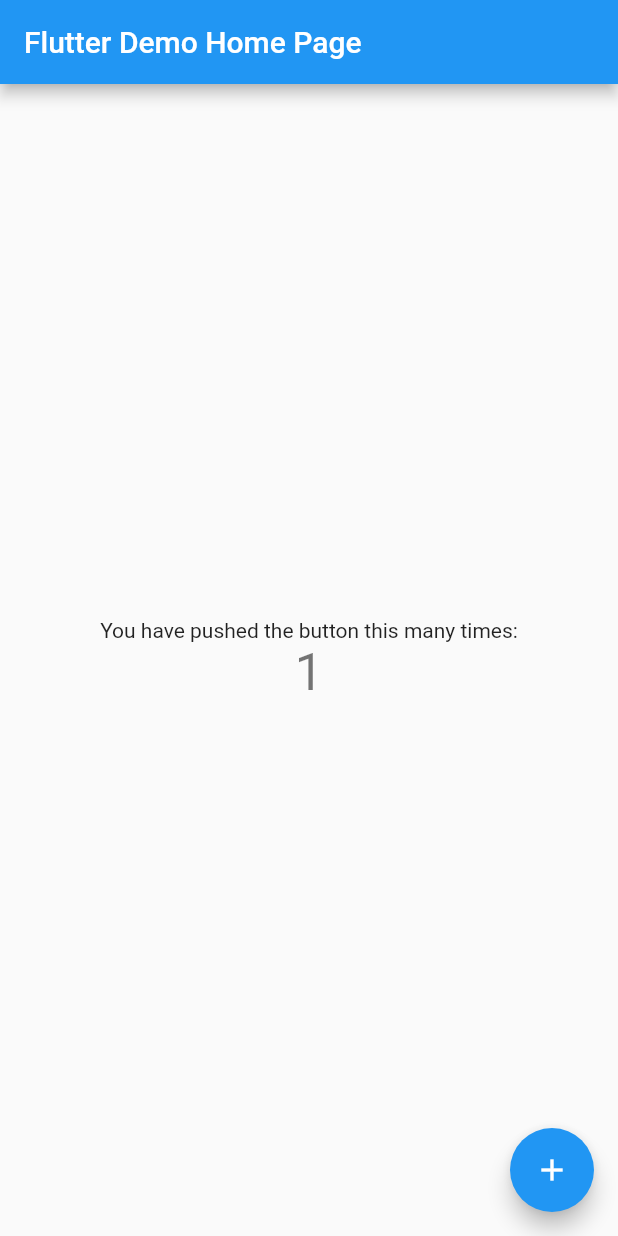
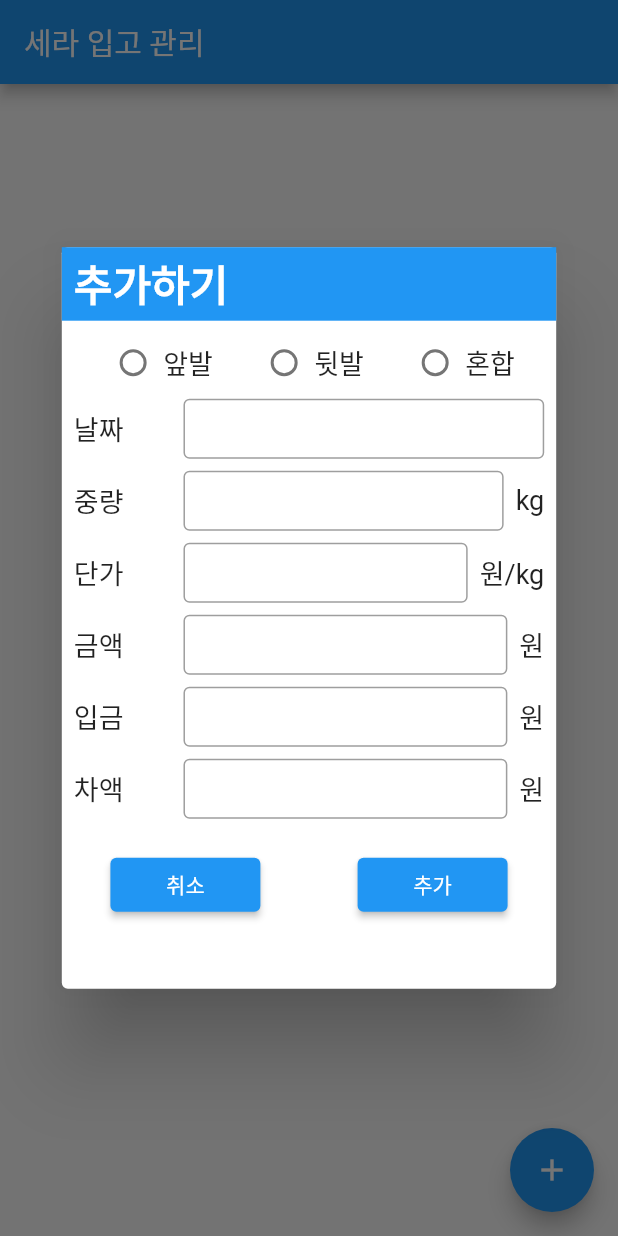
Before and after one commit to mbkim95/jokbal_manager_flutter, a Flutter app: the screen it shows after launch, after a tap on the "add" icon, on a phone screen of 412 x 824 dp. Run offline on Flutter 3.47's test engine with Material 2 defaults, Android fonts, the phone set to English and light mode, and no system bars.

Commit message:
다이얼로그 템플릿 구현

```diff
--- a/lib/main.dart
+++ b/lib/main.dart
@@ -10,11 +10,12 @@ class MyApp extends StatelessWidget {
   @override
   Widget build(BuildContext context) {
     return MaterialApp(
-      title: 'Flutter Demo',
+      title: 'Jokbal Manager',
+      debugShowCheckedModeBanner: false,
       theme: ThemeData(
         primarySwatch: Colors.blue,
       ),
-      home: const MyHomePage(title: 'Flutter Demo Home Page'),
+      home: const MyHomePage(title: '세라 입고 관리'),
     );
   }
 }
@@ -29,13 +30,7 @@ class MyHomePage extends StatefulWidget {
 }
 
 class _MyHomePageState extends State<MyHomePage> {
-  int _counter = 0;
-
-  void _incrementCounter() {
-    setState(() {
-      _counter++;
-    });
-  }
+  LegType? _selectedLeg;
 
   @override
   Widget build(BuildContext context) {
@@ -46,22 +41,182 @@ class _MyHomePageState extends State<MyHomePage> {
       body: Center(
         child: Column(
           mainAxisAlignment: MainAxisAlignment.center,
-          children: <Widget>[
-            const Text(
-              'You have pushed the button this many times:',
-            ),
-            Text(
-              '$_counter',
-              style: Theme.of(context).textTheme.headline4,
-            ),
-          ],
+          children: [],
         ),
       ),
       floatingActionButton: FloatingActionButton(
-        onPressed: _incrementCounter,
-        tooltip: 'Increment',
+        onPressed: () {
+          final dialog = _renderDialog();
+          showDialog(context: context, builder: (context) => dialog);
+        },
+        tooltip: '등록하기',
         child: const Icon(Icons.add),
       ),
     );
   }
+
+  // TODO: 키보드 누르면 overflow 발생
+  // TODO: 금액, 차액 수정해야함
+  Widget _renderDialog() {
+    final queryData = MediaQuery.of(context);
+    final width = queryData.size.width * 0.8;
+    final height = queryData.size.height * 0.6;
+
+    return Dialog(
+      child: StatefulBuilder(builder: (context, setState) {
+        return SizedBox(
+          width: width,
+          height: height,
+          child: SingleChildScrollView(
+            child: Column(
+              children: [
+                Container(
+                  padding:
+                      const EdgeInsets.symmetric(horizontal: 8, vertical: 4),
+                  width: width,
+                  color: Theme.of(context).primaryColor,
+                  child: const Text(
+                    '추가하기',
+                    style: TextStyle(
+                        color: Colors.white,
+                        fontSize: 28,
+                        fontWeight: FontWeight.bold),
+                  ),
+                ),
+                const SizedBox(
+                  height: 8,
+                ),
+                Row(
+                  mainAxisAlignment: MainAxisAlignment.spaceEvenly,
+                  children: [
+                    _renderRadioButton(
+                        label: '앞발',
+                        value: LegType.front,
+                        groupValue: _selectedLeg,
+                        onChanged: (LegType? value) {
+                          setState(() {
+                            _selectedLeg = value;
+                          });
+                        }),
+                    _renderRadioButton(
+                        label: '뒷발',
+                        value: LegType.back,
+                        groupValue: _selectedLeg,
+                        onChanged: (LegType? value) {
+                          setState(() {
+                            _selectedLeg = value;
+                          });
+                        }),
+                    _renderRadioButton(
+                        label: '혼합',
+                        value: LegType.mix,
+                        groupValue: _selectedLeg,
+                        onChanged: (LegType? value) {
+                          setState(() {
+                            _selectedLeg = value;
+                          });
+                        }),
+                  ],
+                ),
+                _renderListTile(label: '날짜'),
+                _renderListTile(label: '중량', unit: 'kg'),
+                _renderListTile(label: '단가', unit: '원/kg'),
+                _renderListTile(label: '금액', unit: '원'),
+                _renderListTile(label: '입금', unit: '원'),
+                _renderListTile(label: '차액', unit: '원'),
+                const SizedBox(
+                  height: 16,
+                ),
+                Row(
+                  mainAxisAlignment: MainAxisAlignment.spaceAround,
+                  children: [
+                    SizedBox(
+                        width: 100,
+                        child: ElevatedButton(
+                            onPressed: () {
+                              Navigator.of(context).pop();
+                            },
+                            child: const Text('취소'))),
+                    SizedBox(
+                        width: 100,
+                        child: ElevatedButton(
+                            onPressed: () {
+                              Navigator.of(context).pop();
+                            },
+                            child: const Text('추가'))),
+                  ],
+                )
+              ],
+            ),
+          ),
+        );
+      }),
+    );
+  }
+
+  Widget _renderRadioButton<T>(
+      {required String label,
+      required T value,
+      required T? groupValue,
+      required ValueChanged<T?>? onChanged}) {
+    return Row(
+      children: [
+        Radio(
+          materialTapTargetSize: MaterialTapTargetSize.shrinkWrap,
+          value: value,
+          groupValue: groupValue,
+          onChanged: onChanged,
+        ),
+        Text(
+          label,
+          style: const TextStyle(fontSize: 18),
+        )
+      ],
+    );
+  }
+
+  Widget _renderListTile({required String label, String? unit}) {
+    double fontSize = 18;
+
+    return Container(
+      padding: EdgeInsets.symmetric(horizontal: 8, vertical: 4),
+      child: Container(
+        height: 40,
+        child: Row(
+          children: [
+            Text(
+              label,
+              style: TextStyle(fontSize: fontSize),
+            ),
+            const SizedBox(
+              width: 40,
+            ),
+            Expanded(
+              child: Row(
+                children: [
+                  const Expanded(
+                      child: TextField(
+                    style: TextStyle(fontSize: 18),
+                    decoration: InputDecoration(
+                        contentPadding: EdgeInsets.all(10.0),
+                        border: OutlineInputBorder()),
+                  )),
+                  unit == null
+                      ? const SizedBox.shrink()
+                      : Padding(
+                          padding: const EdgeInsets.only(left: 8),
+                          child: Text(
+                            unit,
+                            style: TextStyle(fontSize: fontSize),
+                          )),
+                ],
+              ),
+            )
+          ],
+        ),
+      ),
+    );
+  }
 }
+
+enum LegType { front, back, mix }
```
